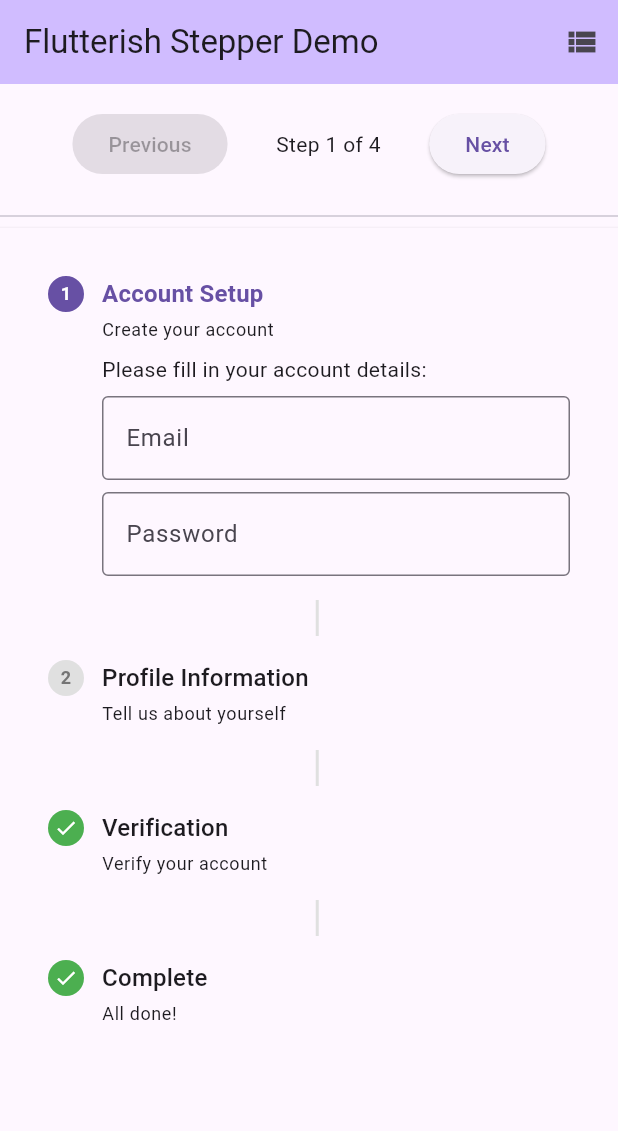
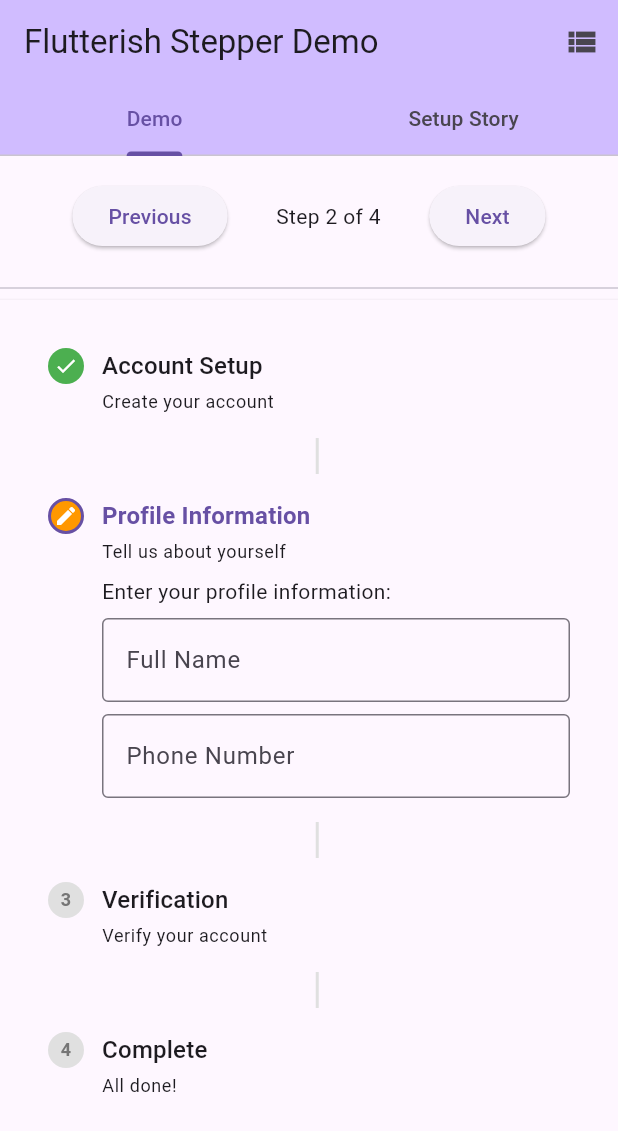
Before and after one commit to evaisse/flutterish, a Flutter app: the screen it shows after launch, on a phone screen of 412 x 824 dp. Shown: the top 1131 px of the screen. Run offline on Flutter 3.47's test engine with Material 3 defaults, Android fonts, the phone set to English and light mode, and no system bars; missing offline and left inert: widgetbook.

Commit message:
chore: prepare release 0.0.2

```diff
--- a/example/lib/main.dart
+++ b/example/lib/main.dart
@@ -1,5 +1,6 @@
-import 'package:flutter/material.dart';
-import 'package:flutterish/flutterish.dart';
+import 'package:flutter/material.dart' hide StepState, StepperType;
+
+import 'pages/stepper_demo_page.dart';
 
 void main() {
   runApp(const MainApp());
@@ -12,193 +13,8 @@ class MainApp extends StatelessWidget {
   Widget build(BuildContext context) {
     return MaterialApp(
       title: 'Flutterish Demo',
-      theme: ThemeData(
-        primarySwatch: Colors.blue,
-        useMaterial3: true,
-      ),
+      theme: ThemeData(primarySwatch: Colors.blue, useMaterial3: true),
       home: const StepperDemoPage(),
     );
   }
 }
-
-class StepperDemoPage extends StatefulWidget {
-  const StepperDemoPage({super.key});
-
-  @override
-  State<StepperDemoPage> createState() => _StepperDemoPageState();
-}
-
-class _StepperDemoPageState extends State<StepperDemoPage> {
-  int currentStep = 0;
-  StepperType stepperType = StepperType.vertical;
-
-  final List<StepperStep> steps = [
-    StepperStep(
-      title: const Text('Account Setup'),
-      subtitle: const Text('Create your account'),
-      content: const Column(
-        crossAxisAlignment: CrossAxisAlignment.start,
-        children: [
-          Text('Please fill in your account details:'),
-          SizedBox(height: 8),
-          TextField(
-            decoration: InputDecoration(
-              labelText: 'Email',
-              border: OutlineInputBorder(),
-            ),
-          ),
-          SizedBox(height: 8),
-          TextField(
-            decoration: InputDecoration(
-              labelText: 'Password',
-              border: OutlineInputBorder(),
-            ),
-            obscureText: true,
-          ),
-        ],
-      ),
-      state: StepState.indexed,
-    ),
-    StepperStep(
-      title: const Text('Profile Information'),
-      subtitle: const Text('Tell us about yourself'),
-      content: const Column(
-        crossAxisAlignment: CrossAxisAlignment.start,
-        children: [
-          Text('Enter your profile information:'),
-          SizedBox(height: 8),
-          TextField(
-            decoration: InputDecoration(
-              labelText: 'Full Name',
-              border: OutlineInputBorder(),
-            ),
-          ),
-          SizedBox(height: 8),
-          TextField(
-            decoration: InputDecoration(
-              labelText: 'Phone Number',
-              border: OutlineInputBorder(),
-            ),
-          ),
-        ],
-      ),
-      state: StepState.indexed,
-    ),
-    StepperStep(
-      title: const Text('Verification'),
-      subtitle: const Text('Verify your account'),
-      content: const Column(
-        crossAxisAlignment: CrossAxisAlignment.start,
-        children: [
-          Text('Please verify your email address:'),
-          SizedBox(height: 8),
-          TextField(
-            decoration: InputDecoration(
-              labelText: 'Verification Code',
-              border: OutlineInputBorder(),
-            ),
-          ),
-        ],
-      ),
-      state: StepState.complete,
-    ),
-    StepperStep(
-      title: const Text('Complete'),
-      subtitle: const Text('All done!'),
-      content: const Column(
-        crossAxisAlignment: CrossAxisAlignment.start,
-        children: [
-          Icon(Icons.check_circle, color: Colors.green, size: 48),
-          SizedBox(height: 8),
-          Text('Your account has been successfully created!'),
-        ],
-      ),
-      state: StepState.complete,
-    ),
-  ];
-
-  @override
-  Widget build(BuildContext context) {
-    return Scaffold(
-      appBar: AppBar(
-        title: const Text('Flutterish Stepper Demo'),
-        backgroundColor: Theme.of(context).colorScheme.inversePrimary,
-        actions: [
-          IconButton(
-            icon: Icon(stepperType == StepperType.vertical
-                ? Icons.view_list
-                : Icons.view_column),
-            onPressed: () {
-              setState(() {
-                stepperType = stepperType == StepperType.vertical
-                    ? StepperType.horizontal
-                    : StepperType.vertical;
-              });
-            },
-            tooltip: 'Toggle Layout',
-          ),
-        ],
-      ),
-      body: StepperTheme(
-        data: StepperThemeData(
-          activeStepColor: Theme.of(context).primaryColor,
-          completeStepColor: Colors.green,
-          errorStepColor: Colors.red,
-          editingStepColor: Colors.orange,
-          connectorColor: Colors.grey.shade300,
-          activeStepTitleStyle: Theme.of(context).textTheme.titleMedium?.copyWith(
-            fontWeight: FontWeight.bold,
-            color: Theme.of(context).primaryColor,
-          ),
-          stepPadding: const EdgeInsets.all(16.0),
-          margin: const EdgeInsets.all(16.0),
-          elevation: 2.0,
-        ),
-        child: Column(
-          children: [
-            // Demo controls
-            Container(
-              padding: const EdgeInsets.all(16.0),
-              child: Row(
-                mainAxisAlignment: MainAxisAlignment.spaceEvenly,
-                children: [
-                  ElevatedButton(
-                    onPressed: currentStep > 0 ? () {
-                      setState(() {
-                        currentStep--;
-                      });
-                    } : null,
-                    child: const Text('Previous'),
-                  ),
-                  Text('Step ${currentStep + 1} of ${steps.length}'),
-                  ElevatedButton(
-                    onPressed: currentStep < steps.length - 1 ? () {
-                      setState(() {
-                        currentStep++;
-                      });
-                    } : null,
-                    child: const Text('Next'),
-                  ),
-                ],
-              ),
-            ),
-            const Divider(),
-            // Stepper widget
-            Expanded(
-              child: FlutterishStepper(
-                steps: steps,
-                currentStep: currentStep,
-                type: stepperType,
-                onStepTapped: (step) {
-                  setState(() {
-                    currentStep = step;
-                  });
-                },
-              ),
-            ),
-          ],
-        ),
-      ),
-    );
-  }
-}
--- /dev/null
+++ b/example/lib/pages/stepper_demo_page.dart
@@ -0,0 +1,152 @@
+import 'package:flutter/material.dart' hide StepState, StepperType;
+import 'package:flutterish/flutterish.dart';
+
+import '../stories/account_setup_stepper.dart';
+
+class StepperDemoPage extends StatefulWidget {
+  const StepperDemoPage({super.key});
+
+  @override
+  State<StepperDemoPage> createState() => _StepperDemoPageState();
+}
+
+class _StepperDemoPageState extends State<StepperDemoPage> {
+  int currentStep = 1;
+  StepperType stepperType = StepperType.vertical;
+
+  void _goToPreviousStep() {
+    setState(() {
+      currentStep = (currentStep - 1).clamp(0, AccountSetupStepper.stepsCount - 1);
+    });
+  }
+
+  void _goToNextStep() {
+    setState(() {
+      currentStep = (currentStep + 1).clamp(0, AccountSetupStepper.stepsCount - 1);
+    });
+  }
+
+  void _setStep(int step) {
+    setState(() {
+      currentStep = step;
+    });
+  }
+
+  void _toggleLayout() {
+    setState(() {
+      stepperType = stepperType == StepperType.vertical
+          ? StepperType.horizontal
+          : StepperType.vertical;
+    });
+  }
+
+  @override
+  Widget build(BuildContext context) {
+    return DefaultTabController(
+      length: 2,
+      child: Scaffold(
+        appBar: AppBar(
+          title: const Text('Flutterish Stepper Demo'),
+          backgroundColor: Theme.of(context).colorScheme.inversePrimary,
+          bottom: const TabBar(
+            tabs: [
+              Tab(text: 'Demo'),
+              Tab(text: 'Setup Story'),
+            ],
+          ),
+          actions: [
+            IconButton(
+              icon: Icon(
+                stepperType == StepperType.vertical
+                    ? Icons.view_list
+                    : Icons.view_column,
+              ),
+              onPressed: _toggleLayout,
+              tooltip: 'Toggle Layout',
+            ),
+          ],
+        ),
+        body: TabBarView(
+          children: [
+            _DemoTab(
+              currentStep: currentStep,
+              stepperType: stepperType,
+              onPrevious: currentStep > 0 ? _goToPreviousStep : null,
+              onNext: currentStep < AccountSetupStepper.stepsCount - 1
+                  ? _goToNextStep
+                  : null,
+              onStepTapped: _setStep,
+            ),
+            const _StoryPreviewTab(),
+          ],
+        ),
+      ),
+    );
+  }
+}
+
+class _DemoTab extends StatelessWidget {
+  const _DemoTab({
+    required this.currentStep,
+    required this.stepperType,
+    required this.onPrevious,
+    required this.onNext,
+    required this.onStepTapped,
+  });
+
+  final int currentStep;
+  final StepperType stepperType;
+  final VoidCallback? onPrevious;
+  final VoidCallback? onNext;
+  final ValueChanged<int> onStepTapped;
+
+  @override
+  Widget build(BuildContext context) {
+    return Column(
+      children: [
+        Padding(
+          padding: const EdgeInsets.all(16.0),
+          child: Row(
+            mainAxisAlignment: MainAxisAlignment.spaceEvenly,
+            children: [
+              ElevatedButton(
+                onPressed: onPrevious,
+                child: const Text('Previous'),
+              ),
+              Text('Step ${currentStep + 1} of ${AccountSetupStepper.stepsCount}'),
+              ElevatedButton(
+                onPressed: onNext,
+                child: const Text('Next'),
+              ),
+            ],
+          ),
+        ),
+        const Divider(),
+        Expanded(
+          child: AccountSetupStepper(
+            currentStep: currentStep,
+            type: stepperType,
+            onStepTapped: onStepTapped,
+          ),
+        ),
+      ],
+    );
+  }
+}
+
+class _StoryPreviewTab extends StatelessWidget {
+  const _StoryPreviewTab();
+
+  @override
+  Widget build(BuildContext context) {
+    return Center(
+      child: ConstrainedBox(
+        constraints: const BoxConstraints(maxWidth: 460),
+        child: const AccountSetupStepper(
+          currentStep: 1,
+          type: StepperType.vertical,
+        ),
+      ),
+    );
+  }
+}
--- /dev/null
+++ b/example/lib/stories/account_setup_stepper.dart
@@ -0,0 +1,168 @@
+import 'package:flutter/material.dart' hide StepState, StepperType;
+import 'package:flutterish/flutterish.dart';
+
+/// A reusable story that showcases the account setup flow using [FlutterishStepper].
+class AccountSetupStepper extends StatelessWidget {
+  const AccountSetupStepper({
+    super.key,
+    this.currentStep = 1,
+    this.type = StepperType.vertical,
+    this.onStepTapped,
+    this.completedProgress = true,
+    this.theme,
+  });
+
+  /// Zero-based index of the active step.
+  final int currentStep;
+
+  /// Layout direction for the stepper.
+  final StepperType type;
+
+  /// Optional callback when a step is touched.
+  final ValueChanged<int>? onStepTapped;
+
+  /// Whether steps prior to the current one should appear as completed.
+  final bool completedProgress;
+
+  /// Optional override for the theme; falls back to [defaultTheme].
+  final StepperThemeData? theme;
+
+  /// Authoritative definition of the account setup steps.
+  static const List<StepperStep> baseSteps = [
+    StepperStep(
+      title: Text('Account Setup'),
+      subtitle: Text('Create your account'),
+      content: Column(
+        crossAxisAlignment: CrossAxisAlignment.start,
+        children: [
+          Text('Please fill in your account details:'),
+          SizedBox(height: 8),
+          TextField(
+            decoration: InputDecoration(
+              labelText: 'Email',
+              border: OutlineInputBorder(),
+            ),
+          ),
+          SizedBox(height: 8),
+          TextField(
+            decoration: InputDecoration(
+              labelText: 'Password',
+              border: OutlineInputBorder(),
+            ),
+            obscureText: true,
+          ),
+        ],
+      ),
+      state: StepState.indexed,
+    ),
+    StepperStep(
+      title: Text('Profile Information'),
+      subtitle: Text('Tell us about yourself'),
+      content: Column(
+        crossAxisAlignment: CrossAxisAlignment.start,
+        children: [
+          Text('Enter your profile information:'),
+          SizedBox(height: 8),
+          TextField(
+            decoration: InputDecoration(
+              labelText: 'Full Name',
+              border: OutlineInputBorder(),
+            ),
+          ),
+          SizedBox(height: 8),
+          TextField(
+            decoration: InputDecoration(
+              labelText: 'Phone Number',
+              border: OutlineInputBorder(),
+            ),
+          ),
+        ],
+      ),
+      state: StepState.indexed,
+    ),
+    StepperStep(
+      title: Text('Verification'),
+      subtitle: Text('Verify your account'),
+      content: Column(
+        crossAxisAlignment: CrossAxisAlignment.start,
+        children: [
+          Text('Please verify your email address:'),
+          SizedBox(height: 8),
+          TextField(
+            decoration: InputDecoration(
+              labelText: 'Verification Code',
+              border: OutlineInputBorder(),
+            ),
+          ),
+        ],
+      ),
+      state: StepState.indexed,
+    ),
+    StepperStep(
+      title: Text('Complete'),
+      subtitle: Text('All done!'),
+      content: Column(
+        crossAxisAlignment: CrossAxisAlignment.start,
+        children: [
+          Icon(Icons.check_circle, color: Colors.green, size: 48),
+          SizedBox(height: 8),
+          Text('Your account has been successfully created!'),
+        ],
+      ),
+      state: StepState.complete,
+    ),
+  ];
+
+  /// Convenience accessor for the number of steps.
+  static int get stepsCount => baseSteps.length;
+
+  /// Default theme that mirrors the interactive demo styling.
+  static StepperThemeData defaultTheme(BuildContext context) {
+    final colorScheme = Theme.of(context).colorScheme;
+    return StepperThemeData(
+      activeStepColor: colorScheme.primary,
+      completeStepColor: Colors.green,
+      errorStepColor: Colors.red,
+      editingStepColor: Colors.orange,
+      connectorColor: Colors.grey.shade300,
+      activeStepTitleStyle: Theme.of(context)
+          .textTheme
+          .titleMedium
+          ?.copyWith(fontWeight: FontWeight.bold, color: colorScheme.primary),
+      stepPadding: const EdgeInsets.all(16.0),
+      margin: const EdgeInsets.all(16.0),
+      elevation: 2.0,
+    );
+  }
+
+  List<StepperStep> _buildSteps(int activeStep) {
+    if (!completedProgress) {
+      return baseSteps;
+    }
+
+    return List<StepperStep>.generate(baseSteps.length, (index) {
+      final step = baseSteps[index];
+      if (index < activeStep) {
+        return step.copyWith(state: StepState.complete);
+      }
+      if (index == activeStep) {
+        return step.copyWith(state: StepState.editing);
+      }
+      return step.copyWith(state: StepState.indexed);
+    });
+  }
+
+  @override
+  Widget build(BuildContext context) {
+    final normalizedStep = currentStep.clamp(0, baseSteps.length - 1);
+    return StepperTheme(
+      data: theme ?? defaultTheme(context),
+      child: FlutterishStepper(
+        steps: _buildSteps(normalizedStep),
+        currentStep: normalizedStep,
+        type: type,
+        onStepTapped: onStepTapped,
+      ),
+    );
+  }
+}
--- a/example/pubspec.yaml
+++ b/example/pubspec.yaml
@@ -1,5 +1,5 @@
 name: flutterish_dmeo
-description: "A new Flutter project."
+description: 'A flutter project .'
 publish_to: 'none'
 version: 0.1.0
 
@@ -11,6 +11,7 @@ dependencies:
     sdk: flutter
   flutterish:
     path: ../
+  widgetbook: ^3.7.1
 
 dev_dependencies:
   flutter_test:
--- a/lib/flutterish.dart
+++ b/lib/flutterish.dart
@@ -1,4 +1,4 @@
-library flutterish;
+library;
 
 // Stepper components
 export 'src/stepper/stepper.dart';
--- a/lib/src/stepper/stepper.dart
+++ b/lib/src/stepper/stepper.dart
@@ -1,4 +1,4 @@
-import 'package:flutter/material.dart';
+import 'package:flutter/material.dart' hide StepState, StepperType;
 import 'stepper_step.dart';
 import 'stepper_theme.dart';
 
@@ -197,7 +197,6 @@ class _FlutterishStepperState extends State<FlutterishStepper> {
         iconChild = const Icon(Icons.edit, size: 16);
         break;
       case StepState.indexed:
-      default:
         backgroundColor = isActive
             ? (theme.activeStepColor ?? Theme.of(context).primaryColor)
             : (theme.inactiveStepColor ?? Colors.grey.shade300);
--- a/pubspec.yaml
+++ b/pubspec.yaml
@@ -1,11 +1,10 @@
 name: flutterish
 description: 'A new Flutter package project.'
-version: 0.0.1
+version: 0.0.2
 homepage: https://github.com/evaisse/flutterish
 
 environment:
   sdk: ^3.9.0
-  flutter: '>=1.17.0'
 
 dependencies:
   flutter:
```
Also changed, not shown: example/lib/widgetbook.dart (added, +52 -0 lines), example/pubspec.lock, 17 other files.
